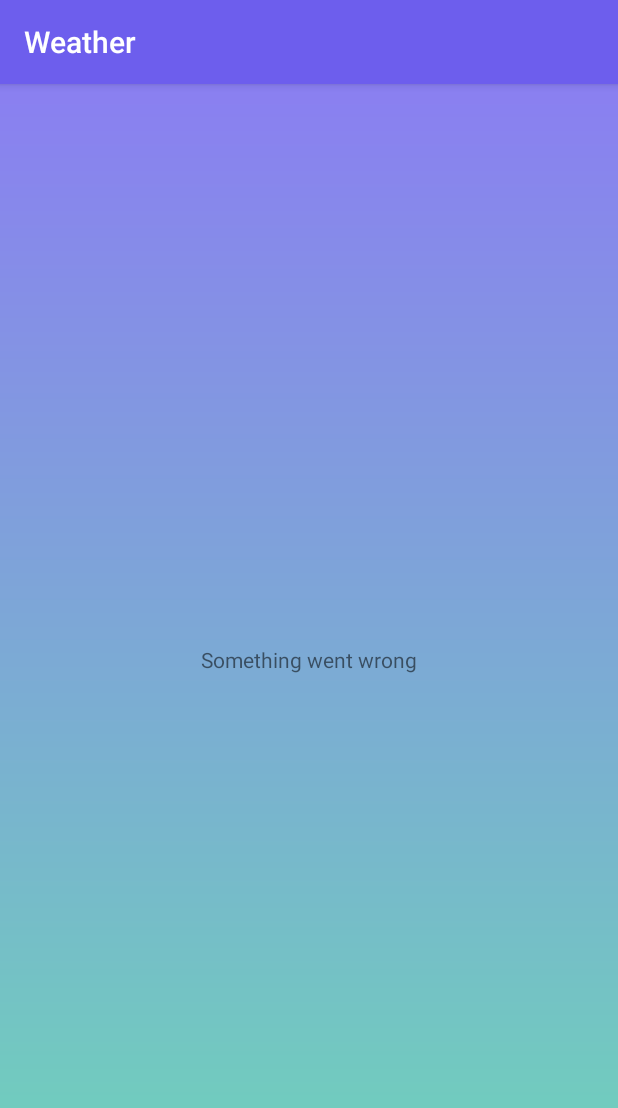
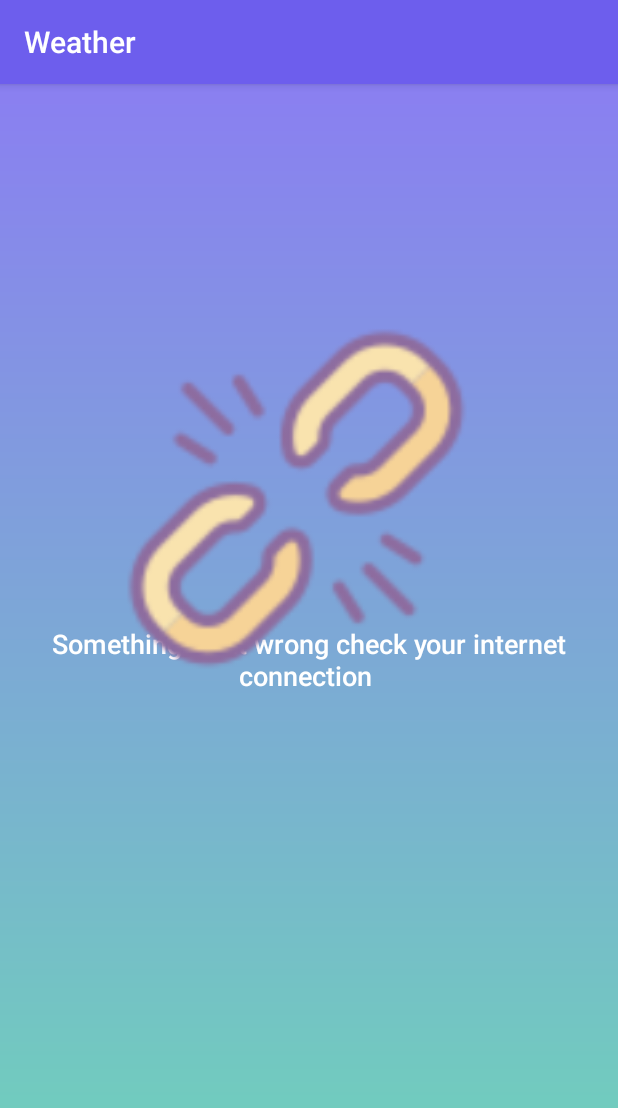
Before and after one commit to MohitpanwarO9/WeatherAPP, an Android app: the screen it shows after launch (Report), after a tap on "GET WEATHER", on a phone screen of 412 x 824 dp. Shown: the top 1108 px of the screen. Run offline under Robolectric (Android 15) with nearby library versions, the phone set to English and light mode, and no system bars.

Commit message:
anim,autotextView added

```diff
--- a/app/build.gradle
+++ b/app/build.gradle
@@ -38,4 +38,5 @@ dependencies {
     implementation("com.squareup.okhttp3:okhttp:4.7.2")
     implementation 'com.google.code.gson:gson:2.8.6'
 
+
 }
--- a/app/src/main/java/com/example/weather/MainActivity.kt
+++ b/app/src/main/java/com/example/weather/MainActivity.kt
@@ -4,6 +4,10 @@ import android.content.Intent
 
 import androidx.appcompat.app.AppCompatActivity
 import android.os.Bundle
+import android.view.animation.Animation
+import android.view.animation.AnimationUtils
+import android.widget.ArrayAdapter
+import android.widget.AutoCompleteTextView
 
 import kotlinx.android.synthetic.main.activity_main.*
 
@@ -14,10 +18,34 @@ class MainActivity : AppCompatActivity() {
         super.onCreate(savedInstanceState)
         setContentView(R.layout.activity_main)
 
+        // Animation //
+
+        val animSlideup=AnimationUtils.loadAnimation(this,R.anim.slideup)
+        heading.startAnimation(animSlideup)
+
+        val animSlidesun=AnimationUtils.loadAnimation(this,R.anim.slidesun)
+        imageView.startAnimation(animSlidesun)
+
+        val animSlidecity=AnimationUtils.loadAnimation(this,R.anim.slidecity)
+        AtcityName.startAnimation(animSlidecity)
+
+        val animSlidebut=AnimationUtils.loadAnimation(this,R.anim.slidbut)
+        searchBT.startAnimation(animSlidebut)
+
+        // AutoComplete //
+
+        val autocomp=findViewById<AutoCompleteTextView>(R.id.AtcityName)
+        val city=resources.getStringArray(R.array.citys)
+
+        val adpater=ArrayAdapter(this,
+            android.R.layout.simple_list_item_1,city)
+            autocomp.threshold=0
+            autocomp.setAdapter(adpater)
+
 
         searchBT.setOnClickListener {
 
-            val cityname:String=etcityName.text.toString()
+            val cityname:String=AtcityName.text.toString()
 
             val intent:Intent=Intent(applicationContext,Report::class.java)
             intent.putExtra("city",cityname)
--- a/app/src/main/java/com/example/weather/Report.kt
+++ b/app/src/main/java/com/example/weather/Report.kt
@@ -4,7 +4,8 @@ import android.os.AsyncTask
 import androidx.appcompat.app.AppCompatActivity
 import android.os.Bundle
 import android.view.View
-import java.net.HttpURLConnection
+import kotlinx.android.synthetic.main.activity_main.view.*
+
 import java.net.URL
 import kotlinx.android.synthetic.main.activity_report.*
 import org.json.JSONObject
@@ -81,6 +82,8 @@ class Report : AppCompatActivity() {
             }catch (e:Exception){
                 loader.visibility=View.GONE
                 errorText.visibility=View.VISIBLE
+                errorlink.visibility=View.VISIBLE
+
             }
 
 
--- /dev/null
+++ b/app/src/main/res/anim/slidbut.xml
@@ -0,0 +1,9 @@
+<?xml version="1.0" encoding="utf-8"?>
+<set xmlns:android="http://schemas.android.com/apk/res/android">
+    <translate
+        android:fromYDelta="1000%"
+        android:toYDelta="0%"
+        android:duration="2600"
+        android:fromAlpha="0"
+        android:toAlpha="1"></translate>
+</set>
--- /dev/null
+++ b/app/src/main/res/anim/slidecity.xml
@@ -0,0 +1,9 @@
+<?xml version="1.0" encoding="utf-8"?>
+<set xmlns:android="http://schemas.android.com/apk/res/android">
+    <translate
+        android:fromYDelta="1000%"
+        android:toYDelta="0%"
+        android:duration="2000"
+        android:fromAlpha="0"
+        android:toAlpha="1"></translate>
+</set>
--- /dev/null
+++ b/app/src/main/res/anim/slidesun.xml
@@ -0,0 +1,9 @@
+<?xml version="1.0" encoding="utf-8"?>
+<set xmlns:android="http://schemas.android.com/apk/res/android">
+    <translate
+        android:fromYDelta="1000%"
+        android:toYDelta="0%"
+        android:duration="4000"
+        android:fromAlpha="0"
+        android:toAlpha="1"></translate>
+</set>
--- /dev/null
+++ b/app/src/main/res/anim/slideup.xml
@@ -0,0 +1,9 @@
+<?xml version="1.0" encoding="utf-8"?>
+<set xmlns:android="http://schemas.android.com/apk/res/android">
+    <translate
+        android:fromYDelta="1000%"
+        android:toYDelta="0%"
+        android:duration="2000"
+        android:fromAlpha="0"
+        android:toAlpha="1"></translate>
+</set>
--- a/app/src/main/res/layout/activity_main.xml
+++ b/app/src/main/res/layout/activity_main.xml
@@ -6,8 +6,8 @@
     android:layout_height="match_parent"
     tools:context=".MainActivity">
 
-    <EditText
-        android:id="@+id/etcityName"
+    <AutoCompleteTextView
+        android:id="@+id/AtcityName"
         android:layout_width="wrap_content"
         android:layout_height="wrap_content"
         android:layout_marginTop="252dp"
@@ -28,11 +28,11 @@
         app:layout_constraintBottom_toBottomOf="parent"
         app:layout_constraintEnd_toEndOf="parent"
         app:layout_constraintStart_toStartOf="parent"
-        app:layout_constraintTop_toBottomOf="@+id/etcityName"
+        app:layout_constraintTop_toBottomOf="@+id/AtcityName"
         app:layout_constraintVertical_bias="0.158" />
 
     <TextView
-        android:id="@+id/textView2"
+        android:id="@+id/heading"
         android:layout_width="wrap_content"
         android:layout_height="wrap_content"
         android:fontFamily="sans-serif-thin"
@@ -40,7 +40,7 @@
 
         android:textColor="#000000"
         android:textSize="20sp"
-        app:layout_constraintBottom_toTopOf="@+id/etcityName"
+        app:layout_constraintBottom_toTopOf="@+id/AtcityName"
         app:layout_constraintEnd_toEndOf="parent"
         app:layout_constraintHorizontal_bias="0.496"
         app:layout_constraintStart_toStartOf="parent"
@@ -52,11 +52,11 @@
         android:layout_width="wrap_content"
         android:layout_height="wrap_content"
         android:layout_marginBottom="48dp"
-        app:layout_constraintBottom_toTopOf="@+id/etcityName"
+        app:layout_constraintBottom_toTopOf="@+id/AtcityName"
         app:layout_constraintEnd_toEndOf="parent"
         app:layout_constraintHorizontal_bias="0.288"
         app:layout_constraintStart_toStartOf="parent"
-        app:layout_constraintTop_toBottomOf="@+id/textView2"
+        app:layout_constraintTop_toBottomOf="@+id/heading"
         app:layout_constraintVertical_bias="1.0"
         app:srcCompat="@drawable/sun" />
 
--- a/app/src/main/res/layout/activity_report.xml
+++ b/app/src/main/res/layout/activity_report.xml
@@ -9,11 +9,16 @@
 
     tools:context=".Report">
 
+
     <RelativeLayout
+        android:id="@+id/mainCont"
+
         android:layout_width="match_parent"
         android:layout_height="match_parent"
-        android:id="@+id/mainCont"
-        android:visibility="visible">
+        android:layout_alignParentStart="true"
+        android:layout_alignParentTop="true"
+        android:visibility="visible"
+        android:layout_alignParentLeft="true">
 
         <LinearLayout
             android:layout_width="match_parent"
@@ -49,12 +54,12 @@
             android:layout_alignParentTop="true"
             android:layout_alignParentEnd="true"
             android:layout_alignParentRight="true"
+            android:layout_centerInParent="true"
             android:layout_marginTop="205dp"
             android:layout_marginEnd="0dp"
             android:layout_marginRight="0dp"
             android:gravity="center"
-            android:orientation="vertical"
-            android:layout_centerInParent="true">
+            android:orientation="vertical">
 
             <TextView
                 android:id="@+id/state"
@@ -107,10 +112,18 @@
 
     </RelativeLayout>
 
-
-    <TextView android:id="@+id/errorText" android:layout_width="wrap_content"
-        android:layout_height="wrap_content" android:layout_centerInParent="true"
-        android:visibility="gone" android:text="Something went wrong"/>
+    <TextView
+        android:id="@+id/errorText"
+        android:layout_width="wrap_content"
+        android:layout_height="wrap_content"
+        android:layout_centerInParent="true"
+        android:fontFamily="sans-serif-light"
+        android:text="Something went wrong check your internet connection "
+        android:textColor="#FFFFFF"
+        android:gravity="center"
+        android:textSize="18sp"
+        android:textStyle="bold"
+        android:visibility="gone" />
 
     <ProgressBar
         android:id="@+id/loader"
@@ -119,5 +132,19 @@
         android:layout_centerInParent="true"
         android:visibility="gone" />
 
+    <ImageView
+        android:id="@+id/errorlink"
+        android:layout_width="292dp"
+        android:layout_height="158dp"
+        android:layout_alignParentTop="true"
+        android:layout_alignParentBottom="true"
+        android:layout_centerHorizontal="true"
+        android:layout_marginTop="123dp"
+        android:layout_marginEnd="145dp"
+        android:layout_marginRight="145dp"
+        android:layout_marginBottom="322dp"
+        android:visibility="gone"
+        app:srcCompat="@drawable/terror" />
+
 
 </RelativeLayout>
--- a/app/src/main/res/values/strings.xml
+++ b/app/src/main/res/values/strings.xml
@@ -1,3 +1,40 @@
 <resources>
     <string name="app_name">Weather</string>
+
+    <string-array name="citys">
+        <item>Faridabad</item>
+        <item>Gurugram</item>
+        <item>Panipat</item>
+        <item>Ambala</item>
+        <item>Yamunanagar</item>
+        <item>Rohtak</item>
+        <item>Hisar</item>
+        <item>Karnal</item>
+        <item>Sonipat</item>
+        <item>Panchkula</item>
+        <item>Bhiwani</item>
+        <item>Sirsa</item>
+        <item>Bahadurgarh</item>
+        <item>Jind</item>
+        <item>Thanesar</item>
+        <item>Kaithal</item>
+        <item>Rewari</item>
+        <item>Palwal</item>
+        <item>Pundri</item>
+        <item>Kosli</item>
+        <item>New York</item>
+        <item>Paris</item>
+        <item>Tokyo</item>
+        <item>Moscow</item>
+        <item>Dubai</item>
+        <item>Singapore</item>
+        <item>Barcelona</item>
+        <item>Delhi</item>
+        <item>Muğla</item>
+        <item>Buenos Aires</item>
+        <item>Chiba</item>
+        <item>Frankfurt</item>
+        <item>Stockholm</item>
+
+    </string-array>
 </resources>
```
Also changed, not shown: app/src/main/res/drawable/terror.png (added).
